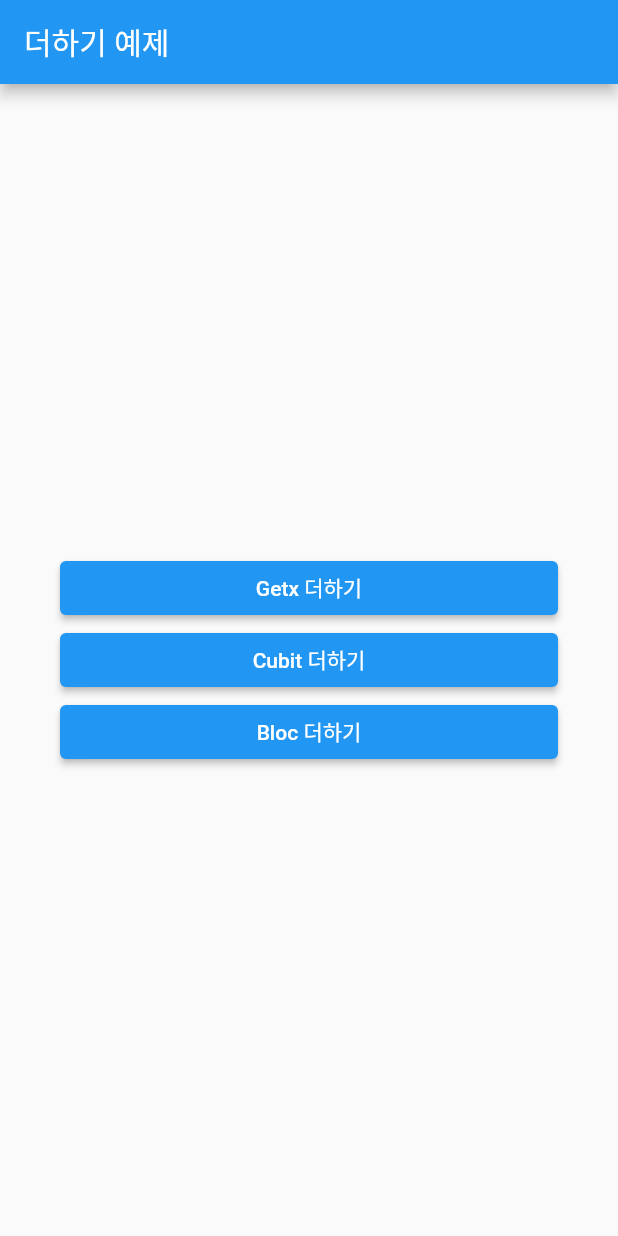
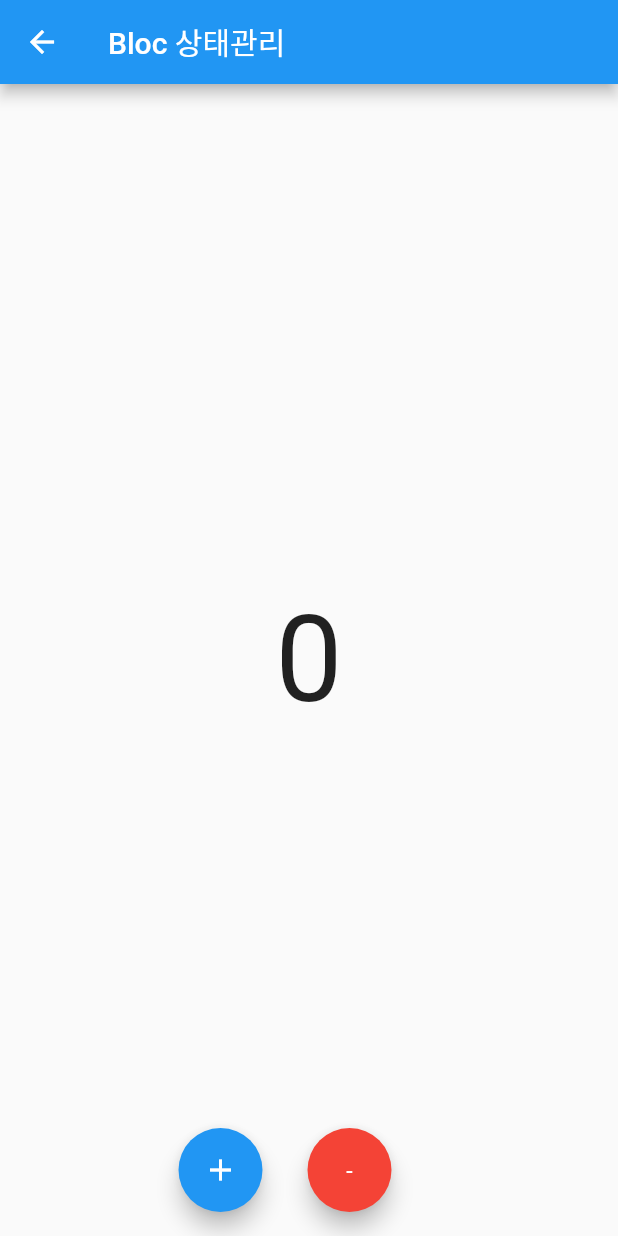
Before and after one commit to KangHuiSoo/repo, a Flutter app: the screen it shows after launch, after a tap on "Bloc 더하기", on a phone screen of 412 x 824 dp. Run offline on Flutter 3.47's test engine with Material 2 defaults, Android fonts, the phone set to English and light mode, and no system bars; our stand-ins replace bloc, equatable, flutter_bloc, get, image_picker, video_player.

Commit message:
bloc 예제 추가

```diff
--- a/flutter/bloc_example_1/lib/src/app.dart
+++ b/flutter/bloc_example_1/lib/src/app.dart
@@ -1,4 +1,5 @@
 import 'package:bloc/bloc.dart';
+import 'package:bloc_example_1/src/bloc/home.dart';
 import 'package:bloc_example_1/src/cubit/count_cubit.dart';
 import 'package:bloc_example_1/src/cubit/home.dart';
 import 'package:bloc_example_1/src/getx/count_getx_controller.dart';
@@ -7,6 +8,8 @@ import 'package:flutter/material.dart';
 import 'package:get/get.dart';
 import 'package:get/route_manager.dart';
 import 'package:flutter_bloc/flutter_bloc.dart';
+
+import 'bloc/count_bloc.dart';
 
 class App extends StatelessWidget {
   const App({super.key});
@@ -47,7 +50,17 @@ class App extends StatelessWidget {
                   );
                 },
                 child: Text('Cubit 더하기')),
-            ElevatedButton(onPressed: () {}, child: Text('Bloc 더하기')),
+            ElevatedButton(
+                onPressed: () {
+                  Get.to(
+                    BlocProvider(
+                      create: (context) => CountBloc(),
+                      child: BlocHome(),
+                    ),
+                    duration: Duration.zero,
+                  );
+                },
+                child: Text('Bloc 더하기')),
           ],
         ),
       ),
--- /dev/null
+++ b/flutter/bloc_example_1/lib/src/bloc/count_bloc.dart
@@ -0,0 +1,25 @@
+import 'package:bloc/bloc.dart';
+import 'package:equatable/equatable.dart';
+
+class CountBloc extends Bloc<CountEvent, int> {
+  CountBloc() : super(0) {
+    on<AddCountEvent>((event, emit) {
+      emit(state + 1);
+    });
+    on<SubstractCount>((event, emit) {
+      emit(state - 1);
+    });
+  }
+}
+
+abstract class CountEvent extends Equatable {}
+
+class AddCountEvent extends CountEvent{
+  @override
+  List<Object?> get props => throw UnimplementedError();
+}
+
+class SubstractCount extends CountEvent{
+  @override
+  List<Object?> get props => throw UnimplementedError();
+}
--- /dev/null
+++ b/flutter/bloc_example_1/lib/src/bloc/home.dart
@@ -0,0 +1,43 @@
+import 'package:bloc_example_1/src/bloc/count_bloc.dart';
+import 'package:flutter/material.dart';
+import 'package:flutter_bloc/flutter_bloc.dart';
+
+class BlocHome extends StatelessWidget {
+  const BlocHome({super.key});
+
+  @override
+  Widget build(BuildContext context) {
+    return Scaffold(
+      appBar: AppBar(
+        title: Text('Bloc 상태관리'),
+      ),
+      body: Center(
+        child: BlocBuilder<CountBloc,int>(builder: ((context, state) {
+          return Text(
+          state.toString(),
+          style: TextStyle(fontSize: 80.0),
+        );
+        }))
+      ),
+      floatingActionButton: Row(
+        mainAxisAlignment: MainAxisAlignment.center,
+        children: [
+          FloatingActionButton(
+            onPressed: (){
+              context.read<CountBloc>().add(AddCountEvent());
+            },
+            child: Icon(Icons.add),
+          ),
+          SizedBox(width: 30),
+          FloatingActionButton(
+            onPressed: (){
+              context.read<CountBloc>().add(SubstractCount());
+            },
+            child: Text('-'),
+            backgroundColor: Colors.red,
+          ),
+        ],
+      ),
+    );;
+  }
+}
```
